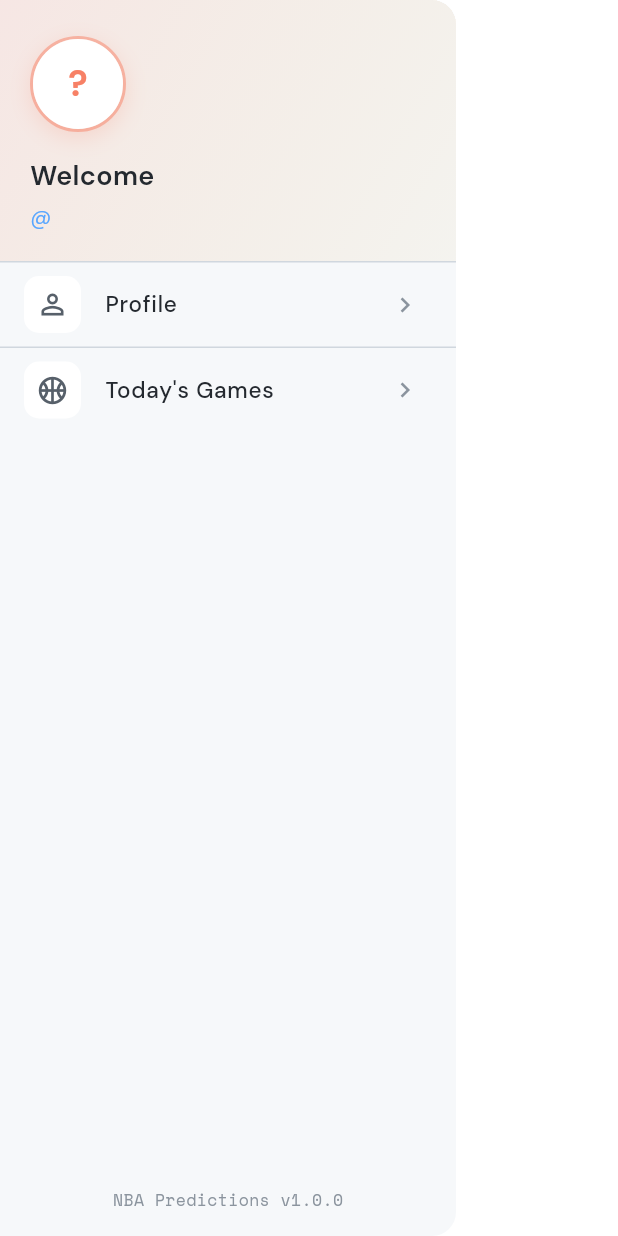
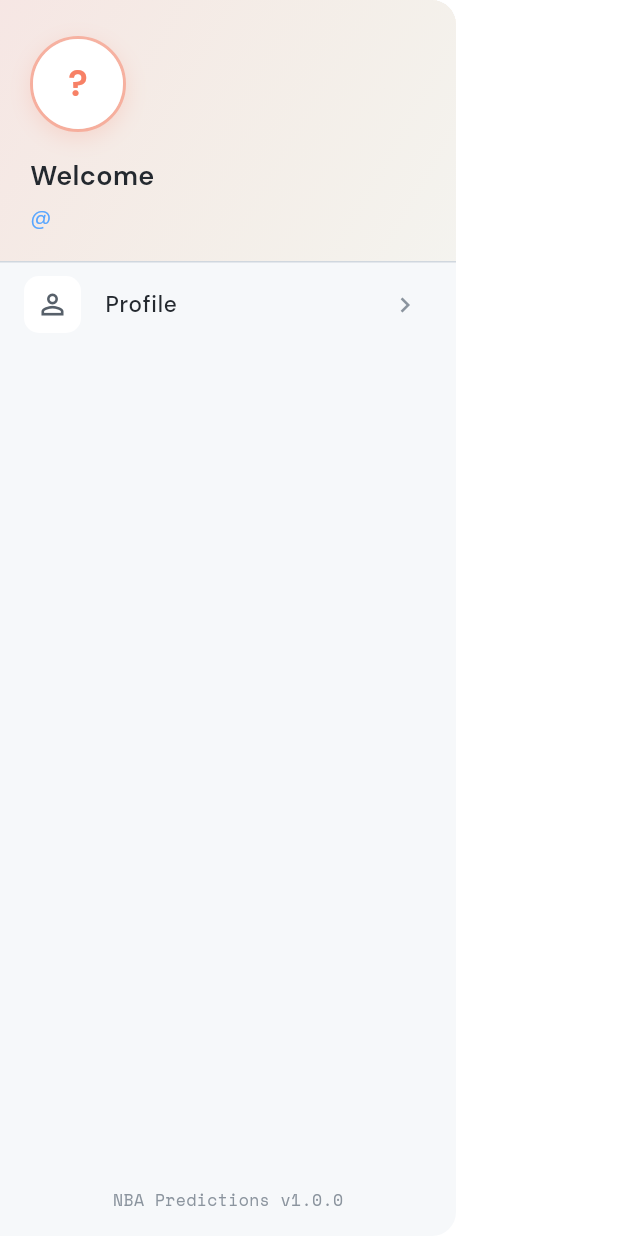
Before and after one commit to sandythomas1/Basketball_Prediction, a Flutter app: the _AppDrawer widget shown alone on an empty page, opened directly, on a phone screen of 412 x 824 dp. Run offline on Flutter 3.47's test engine with Material 3 defaults, Android fonts, the phone set to English and light mode, and no system bars; our stand-ins replace cached_network_image, firebase_auth, firebase_core, firebase_database, firebase_storage, flutter_riverpod and 4 more; accounts and stored records are empty; generated files the repository leaves out were written again; network calls fail.

Commit message:
Improve navigation and error handling in screens
Profile screen now pops all routes on logout to ensure clean navigation, and displays error details on logout failure. Signup screen fixes indentation for navigation after successful signup. TodayGamesScreen drawer item for 'Today's Games' is commented out. Main.dart now gracefully handles duplicate Firebase initialization.

```diff
--- a/app/lib/Screens/signup_screen.dart
+++ b/app/lib/Screens/signup_screen.dart
@@ -119,7 +119,7 @@ class _SignupScreenState extends ConsumerState<SignupScreen> {
 
       if (profileResult.success) {
         // Pop back to login - AuthGate will handle navigation
-        Navigator.of(context).pop();
+      Navigator.of(context).pop();
       } else {
         // Profile creation failed - sign out and show error
         await authService.signOut();
--- a/app/lib/Screens/today_games_screen.dart
+++ b/app/lib/Screens/today_games_screen.dart
@@ -487,12 +487,12 @@ class _AppDrawer extends ConsumerWidget {
                     );
                   },
                 ),
-                const Divider(height: 1),
-                _DrawerItem(
-                  icon: Icons.sports_basketball_outlined,
-                  label: 'Today\'s Games',
-                  onTap: () => Navigator.pop(context),
-                ),
+                // const Divider(height: 1),
+                // _DrawerItem(
+                //   icon: Icons.sports_basketball_outlined,
+                //   label: 'Today\'s Games',
+                //   onTap: () => Navigator.pop(context),
+                // ),
               ],
             ),
           ),
```
Also changed, not shown: app/lib/Screens/profile_screen.dart (+6 -2 lines), app/lib/main.dart (+8 -4 lines).
